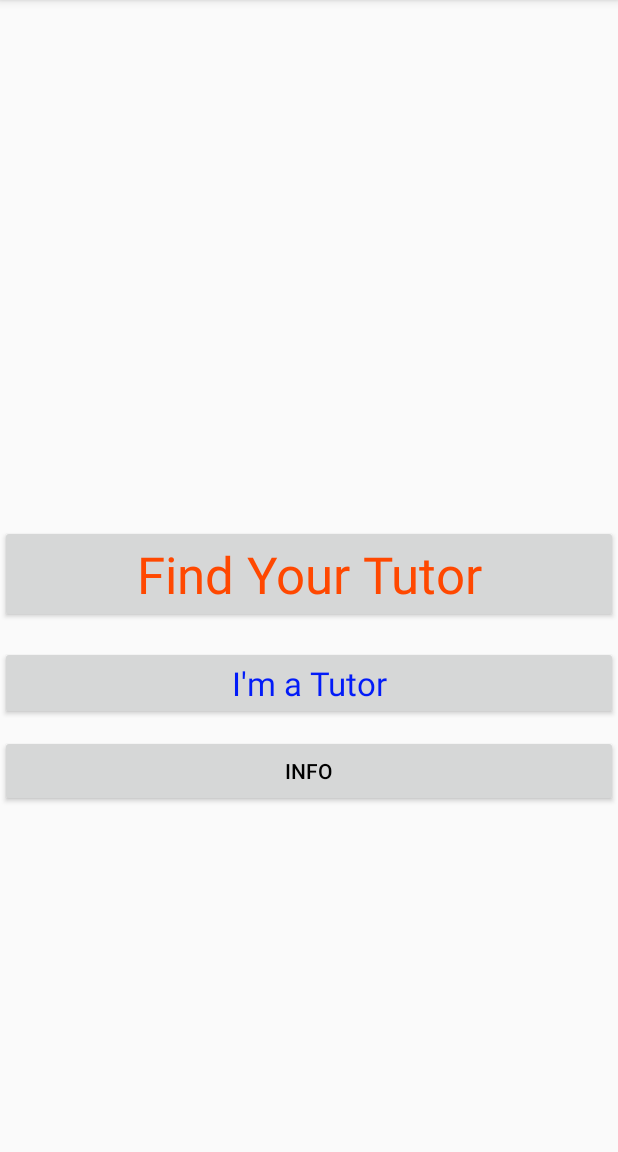
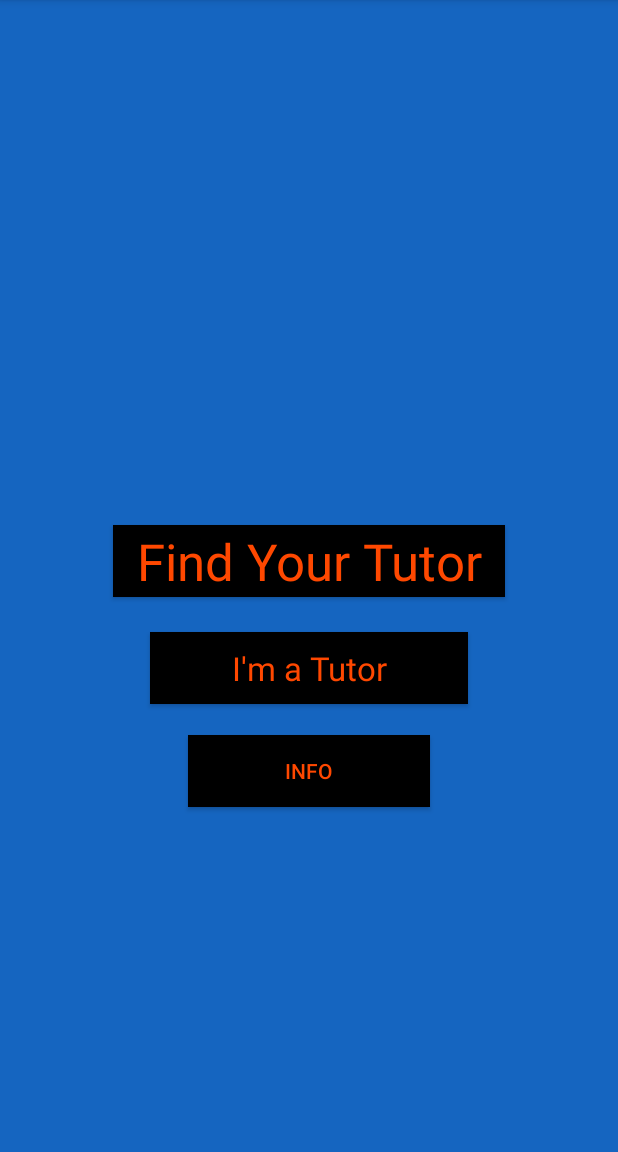
Before and after one commit to hcd3/Illini-Tutor, an Android app: the screen it shows after launch (MainActivity), on a phone screen of 412 x 824 dp, the part 84-1236 px from its top. Run offline under Robolectric (Android 15) with nearby library versions, the phone set to English and light mode, and no system bars.

Commit message:
Tweaks and design changes

```diff
--- a/app/src/main/res/layout/activity_main.xml
+++ b/app/src/main/res/layout/activity_main.xml
@@ -4,40 +4,58 @@
     xmlns:tools="http://schemas.android.com/tools"
     android:layout_width="match_parent"
     android:layout_height="match_parent"
+    android:background="@color/bg_color_2"
     tools:context=".MainActivity">
 
     <Button
         android:id="@+id/studentButton"
         android:layout_width="match_parent"
         android:layout_height="wrap_content"
+        android:layout_marginStart="75dp"
+        android:layout_marginLeft="75dp"
         android:layout_marginTop="350dp"
+        android:layout_marginEnd="75dp"
+        android:layout_marginRight="75dp"
+        android:background="#000000"
         android:text="Find Your Tutor"
         android:textAppearance="@style/TextAppearance.AppCompat.Display1"
         android:textColor="#FF4800"
-        app:layout_constraintTop_toTopOf="parent"
-        tools:layout_editor_absoluteX="20dp" />
+        app:layout_constraintEnd_toEndOf="parent"
+        app:layout_constraintStart_toStartOf="parent"
+        app:layout_constraintTop_toTopOf="parent" />
 
     <Button
         android:id="@+id/tutorButton"
         android:layout_width="match_parent"
         android:layout_height="wrap_content"
-        android:layout_marginTop="420dp"
+        android:layout_marginStart="100dp"
+        android:layout_marginLeft="100dp"
+        android:layout_marginTop="400dp"
+        android:layout_marginEnd="100dp"
+        android:layout_marginRight="100dp"
+        android:background="#000000"
         android:text="I'm a Tutor"
         android:textAppearance="@style/TextAppearance.AppCompat.Large"
-        android:textColor="#021BF8"
-        android:textColorHighlight="#00FF0000"
+        android:textColor="#FF4800"
         app:layout_constraintBottom_toTopOf="@+id/infoButton"
-        app:layout_constraintTop_toTopOf="parent"
-        tools:layout_editor_absoluteX="20dp" />
+        app:layout_constraintEnd_toEndOf="parent"
+        app:layout_constraintStart_toStartOf="parent"
+        app:layout_constraintTop_toTopOf="parent" />
 
     <Button
         android:id="@+id/infoButton"
         android:layout_width="match_parent"
         android:layout_height="wrap_content"
+        android:layout_marginStart="125dp"
+        android:layout_marginLeft="125dp"
         android:layout_marginTop="490dp"
+        android:layout_marginEnd="125dp"
+        android:layout_marginRight="125dp"
+        android:background="#000000"
         android:text="Info"
-        android:textColor="#000000"
-        app:layout_constraintTop_toTopOf="parent"
-        tools:layout_editor_absoluteX="20dp" />
+        android:textColor="#FF4800"
+        app:layout_constraintEnd_toEndOf="parent"
+        app:layout_constraintStart_toStartOf="parent"
+        app:layout_constraintTop_toTopOf="parent" />
 
 </androidx.constraintlayout.widget.ConstraintLayout>
--- a/app/src/main/res/layout/activity_request_list.xml
+++ b/app/src/main/res/layout/activity_request_list.xml
@@ -1,7 +1,9 @@
 <?xml version="1.0" encoding="utf-8"?>
 <LinearLayout xmlns:android="http://schemas.android.com/apk/res/android"
-    android:orientation="vertical" android:layout_width="match_parent"
-    android:layout_height="match_parent">
+    android:id="@+id/requestList"
+    android:layout_width="match_parent"
+    android:layout_height="match_parent"
+    android:orientation="vertical">
 
     <TextView
         android:id="@+id/request"
--- a/app/src/main/res/values/colors.xml
+++ b/app/src/main/res/values/colors.xml
@@ -3,4 +3,5 @@
     <color name="colorPrimary">#008577</color>
     <color name="colorPrimaryDark">#00574B</color>
     <color name="colorAccent">#D81B60</color>
+    <color name="bg_color_2">#1565c0</color>
 </resources>
```
Also changed, not shown: app/src/main/java/com/example/illinitutorapp/RequestForm.java (+2 -10 lines), app/src/main/java/com/example/illinitutorapp/RequestList.java (+22 -0 lines), app/src/main/res/layout/chunk_request.xml (added, +31 -0 lines).
